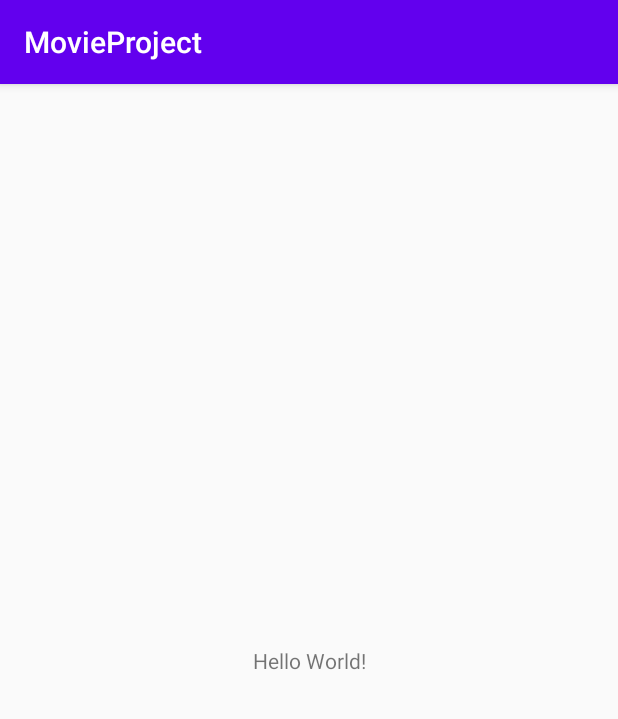
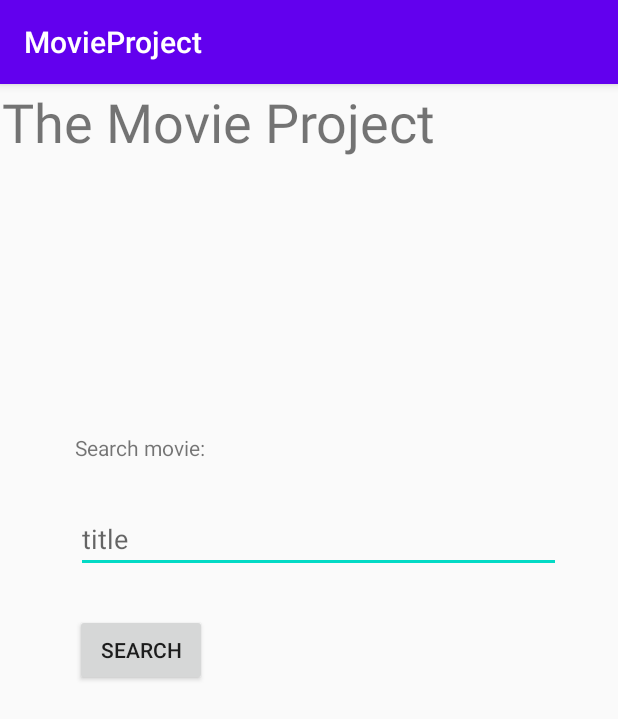
Before and after one commit to PrettyPrintSpaghettiCode/movieproject, an Android app: the screen it shows after launch (MainActivity), on a phone screen of 412 x 824 dp. Shown: the top 719 px of the screen. Run offline under Robolectric (Android 15) with nearby library versions, the phone set to English and light mode, and no system bars.

Commit message:
add simple gui

```diff
--- a/app/src/main/java/com/thalesgroup/movieproject/MainActivity.java
+++ b/app/src/main/java/com/thalesgroup/movieproject/MainActivity.java
@@ -3,6 +3,7 @@ package com.thalesgroup.movieproject;
 import androidx.appcompat.app.AppCompatActivity;
 
 import android.os.Bundle;
+import android.view.View;
 
 public class MainActivity extends AppCompatActivity {
 
@@ -11,4 +12,13 @@ public class MainActivity extends AppCompatActivity {
         super.onCreate(savedInstanceState);
         setContentView(R.layout.activity_main);
     }
+
+    /**
+     * call TMDB rest-api
+     *
+     * @param view the view
+     */
+    public void onButtonSearchClick(View view) {
+
+    }
 }
--- a/app/src/main/res/layout/activity_main.xml
+++ b/app/src/main/res/layout/activity_main.xml
@@ -6,13 +6,57 @@
     android:layout_height="match_parent"
     tools:context=".MainActivity">
 
+    <EditText
+        android:id="@+id/editTextSearch"
+        android:layout_width="323dp"
+        android:layout_height="41dp"
+        android:ems="10"
+        android:hint="title"
+        android:inputType="textPersonName"
+        app:layout_constraintBottom_toBottomOf="parent"
+        app:layout_constraintEnd_toEndOf="parent"
+        app:layout_constraintHorizontal_bias="0.568"
+        app:layout_constraintStart_toStartOf="parent"
+        app:layout_constraintTop_toBottomOf="@+id/textTitle"
+        app:layout_constraintVertical_bias="0.326" />
+
     <TextView
+        android:id="@+id/textDescription"
         android:layout_width="wrap_content"
         android:layout_height="wrap_content"
-        android:text="Hello World!"
+        android:layout_marginTop="162dp"
+        android:text="Search movie:"
         app:layout_constraintBottom_toBottomOf="parent"
-        app:layout_constraintLeft_toLeftOf="parent"
-        app:layout_constraintRight_toRightOf="parent"
-        app:layout_constraintTop_toTopOf="parent" />
+        app:layout_constraintEnd_toEndOf="parent"
+        app:layout_constraintHorizontal_bias="0.154"
+        app:layout_constraintStart_toStartOf="parent"
+        app:layout_constraintTop_toBottomOf="@+id/textTitle"
+        app:layout_constraintVertical_bias="0.0" />
+
+    <Button
+        android:id="@+id/buttonSearch"
+        android:layout_width="wrap_content"
+        android:layout_height="wrap_content"
+        android:layout_marginTop="27dp"
+        android:onClick="onButtonSearchClick"
+        android:text="Search"
+        app:layout_constraintBottom_toBottomOf="parent"
+        app:layout_constraintEnd_toEndOf="parent"
+        app:layout_constraintHorizontal_bias="0.154"
+        app:layout_constraintStart_toStartOf="parent"
+        app:layout_constraintTop_toBottomOf="@+id/editTextSearch"
+        app:layout_constraintVertical_bias="0.0" />
+
+    <TextView
+        android:id="@+id/textTitle"
+        android:layout_width="409dp"
+        android:layout_height="70dp"
+        android:text="The Movie Project"
+        android:textSize="36sp"
+        app:layout_constraintBottom_toBottomOf="parent"
+        app:layout_constraintEnd_toEndOf="parent"
+        app:layout_constraintStart_toStartOf="parent"
+        app:layout_constraintTop_toTopOf="parent"
+        app:layout_constraintVertical_bias="0.001" />
 
 </androidx.constraintlayout.widget.ConstraintLayout>
```
